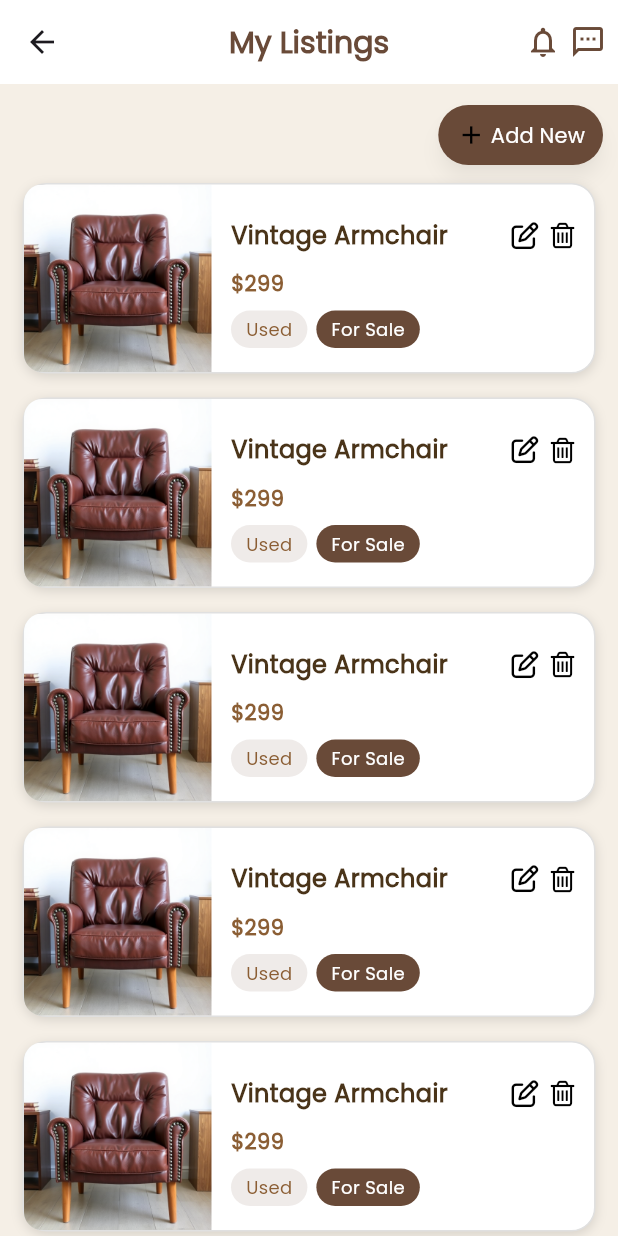
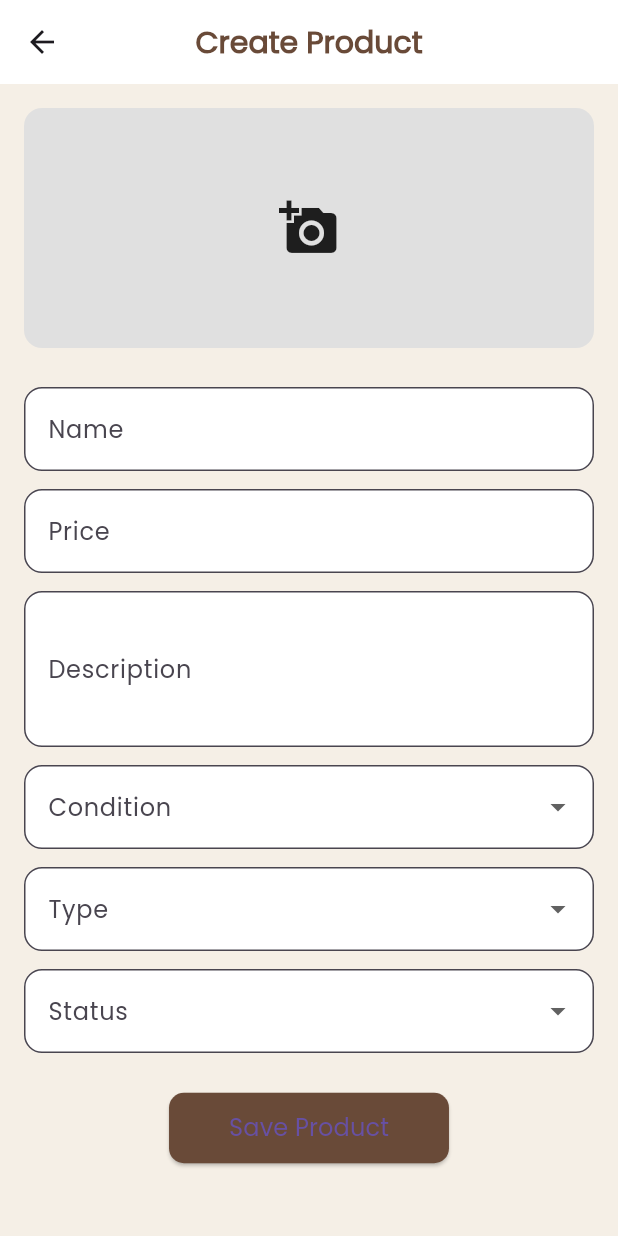
Before and after one commit to SALAMAJr/graduation-project, a Flutter app: the ListingsScreen screen opened directly, after a tap on "Add New", on a phone screen of 412 x 824 dp. Run offline on Flutter 3.47's test engine with Material 3 defaults, Android fonts, the phone set to English and light mode, and no system bars; our stand-ins replace bloc, carousel_slider, dartz, dio, dotted_border, emoji_picker_flutter and 11 more; accounts and stored records are empty.

```diff
--- a/lib/core/network/socket_service.dart
+++ b/lib/core/network/socket_service.dart
@@ -6,7 +6,7 @@ abstract class SocketService {
   void getChatList(Function(List<Map<String, dynamic>>) onData);
 
   /// إرسال رسالة لغرفة معينة
-  void sendMessage(Map<String, dynamic> message);
+  void sendMessage({required String receiverId, required String content});
 
   /// الاستماع للرسائل الجديدة
   void onMessage(Function(Map<String, dynamic>) callback);
--- /dev/null
+++ b/lib/data/models/createproduct/product_data.dart
@@ -0,0 +1,13 @@
+import 'product_item.dart';
+
+class ProductData {
+  final ProductItem product;
+
+  ProductData({required this.product});
+
+  factory ProductData.fromJson(Map<String, dynamic> json) {
+    return ProductData(
+      product: ProductItem.fromJson(json['product']),
+    );
+  }
+}
--- /dev/null
+++ b/lib/data/models/createproduct/product_entity.dart
@@ -0,0 +1,23 @@
+import 'dart:io';
+
+class ProductEntity {
+  final String name;
+  final double price;
+  final File imageFile;
+  final String description;
+  final String? imageUrl;
+  final String condition; // used / likeNew
+  final String type; // buy / repair / swap
+  final String status; // active / on_hold / sold
+
+  const ProductEntity({
+    required this.name,
+    required this.price,
+    required this.imageFile,
+    required this.description,
+    this.imageUrl,
+    required this.condition,
+    required this.type,
+    required this.status,
+  });
+}
--- /dev/null
+++ b/lib/data/models/createproduct/product_item.dart
@@ -0,0 +1,37 @@
+class ProductItem {
+  final String id;
+  final String name;
+  final double price;
+  final String description;
+  final String imageUrl;
+  final String condition;
+  final String type;
+  final String status;
+  final String userId;
+
+  ProductItem({
+    required this.id,
+    required this.name,
+    required this.price,
+    required this.description,
+    required this.imageUrl,
+    required this.condition,
+    required this.type,
+    required this.status,
+    required this.userId,
+  });
+
+  factory ProductItem.fromJson(Map<String, dynamic> json) {
+    return ProductItem(
+      id: json['id'] ?? '',
+      name: json['name'] ?? '',
+      price: (json['price'] ?? 0).toDouble(),
+      description: json['description'] ?? '',
+      imageUrl: json['imageUrl'] ?? '',
+      condition: json['condition'] ?? '',
+      type: json['type'] ?? '',
+      status: json['status'] ?? '',
+      userId: json['user']?['id'] ?? '',
+    );
+  }
+}
--- /dev/null
+++ b/lib/data/models/createproduct/product_model.dart
@@ -0,0 +1,15 @@
+import 'package:furniswap/data/models/createproduct/product_entity.dart';
+
+class ProductModel {
+  static Map<String, dynamic> fromEntity(ProductEntity entity) {
+    return {
+      "name": entity.name,
+      "price": entity.price.toInt().toString(),
+      "imageUrl": entity.imageUrl ?? "",
+      "description": entity.description,
+      "condition": entity.condition,
+      "type": entity.type,
+      "status": entity.status,
+    };
+  }
+}
--- a/lib/data/models/socketModel/chat_message_model.dart
+++ b/lib/data/models/socketModel/chat_message_model.dart
@@ -1,10 +1,12 @@
 class ChatMessageModel {
   final String sender;
+  final String receiverId; // 🆕 ده اللي ضفناه
   final String message;
   final String time;
 
   ChatMessageModel({
     required this.sender,
+    required this.receiverId, // 🆕
     required this.message,
     required this.time,
   });
@@ -12,6 +14,7 @@ class ChatMessageModel {
   factory ChatMessageModel.fromJson(Map<String, dynamic> json) {
     return ChatMessageModel(
       sender: json['sender'] ?? '',
+      receiverId: json['receiverId'] ?? '', // 🆕
       message: json['message'] ?? '',
       time: json['time'] ?? '',
     );
@@ -20,6 +23,7 @@ class ChatMessageModel {
   Map<String, dynamic> toJson() {
     return {
       'sender': sender,
+      'receiverId': receiverId, // 🆕
       'message': message,
       'time': time,
     };
--- a/lib/data/repository/chating/chat_repo_impl.dart
+++ b/lib/data/repository/chating/chat_repo_impl.dart
@@ -31,7 +31,10 @@ class ChatRepoImpl implements ChatRepo {
   @override
   Future<Either<Failure, Unit>> sendMessage(ChatMessageModel message) async {
     try {
-      socketService.sendMessage(message.toJson());
+      socketService.sendMessage(
+        receiverId: message.receiverId,
+        content: message.message,
+      );
       return right(unit);
     } catch (e) {
       return left(ServerFailure(message: "Failed to send message"));
--- /dev/null
+++ b/lib/data/repository/createproducts/ProductRepoImpl.dart
@@ -0,0 +1,58 @@
+import 'package:dartz/dartz.dart';
+import 'package:furniswap/core/errors/failures.dart';
+import 'package:furniswap/data/api_services/api_sevice.dart';
+import 'package:furniswap/data/models/createproduct/product_entity.dart';
+import 'package:furniswap/data/models/createproduct/product_item.dart';
+import 'package:furniswap/data/models/createproduct/product_model.dart';
+import 'package:hive/hive.dart';
+import 'product_repo.dart';
+import 'package:dio/dio.dart';
+
+class ProductRepoImpl implements ProductRepo {
+  final ApiService apiService;
+
+  ProductRepoImpl(this.apiService);
+
+  @override
+  Future<Either<Failure, ProductItem>> createProduct(
+      ProductEntity product) async {
+    try {
+      final data = ProductModel.fromEntity(product);
+      print("📦 Data to be sent:");
+      data.forEach((key, value) => print("👉 $key: $value"));
+
+      print("📁 Image file path: ${product.imageFile.path}");
+
+      final token = await Hive.box('authBox').get('auth_token');
+      print("🪪 Token: $token");
+
+      final response = await apiService.postMultipart(
+        endPoint: '/product/create',
+        data: data,
+        file: product.imageFile,
+        headers: {'Authorization': 'Bearer $token'},
+      );
+
+      print("✅ API Response: $response");
+
+      final productItem = ProductItem.fromJson(response['data']['product']);
+      print("🎯 Product created: ${productItem.name} (${productItem.id})");
+
+      return Right(productItem);
+    } catch (e) {
+      if (e is DioException) {
+        print("❌ DioException caught:");
+        print("📡 Status Code: ${e.response?.statusCode}");
+        print("📨 Response Body: ${e.response?.data}");
+        print("📃 Error Message: ${e.message}");
+
+        return Left(ServerFailure(
+          message: e.response?.data.toString() ?? "Unknown Dio error",
+        ));
+      }
+
+      print("❌ Unknown Error: $e");
+      return Left(ServerFailure(message: e.toString()));
+    }
+  }
+}
--- /dev/null
+++ b/lib/data/repository/createproducts/product_repo.dart
@@ -0,0 +1,8 @@
+import 'package:dartz/dartz.dart';
+import 'package:furniswap/core/errors/failures.dart';
+import 'package:furniswap/data/models/createproduct/product_entity.dart';
+import 'package:furniswap/data/models/createproduct/product_item.dart';
+
+abstract class ProductRepo {
+  Future<Either<Failure, ProductItem>> createProduct(ProductEntity product);
+}
--- a/lib/main.dart
+++ b/lib/main.dart
@@ -2,7 +2,9 @@ import 'package:flutter/material.dart';
 import 'package:flutter_bloc/flutter_bloc.dart';
 import 'package:firebase_core/firebase_core.dart';
 import 'package:firebase_messaging/firebase_messaging.dart';
-import 'package:hive_flutter/hive_flutter.dart'; // ✅ استيراد Hive Flutter
+import 'package:furniswap/data/repository/createproducts/product_repo.dart';
+import 'package:furniswap/presentation/manager/cubit/product_cubit.dart';
+import 'package:hive_flutter/hive_flutter.dart';
 
 import 'package:furniswap/core/injection/setup_dependencies.dart';
 import 'package:furniswap/data/repository/auth_repo.dart';
@@ -11,7 +13,6 @@ import 'package:furniswap/presentation/manager/cubit/login_cubit.dart';
 import 'package:furniswap/presentation/manager/signup/sign_up_cubit.dart';
 import 'package:furniswap/presentation/screens/splash_screen.dart';
 
-/// ✅ handler بيشتغل لما يجيلك إشعار والتطبيق مقفول
 Future<void> _firebaseMessagingBackgroundHandler(RemoteMessage message) async {
   await Firebase.initializeApp();
   print('💤 Background Message: ${message.messageId}');
@@ -20,39 +21,35 @@ Future<void> _firebaseMessagingBackgroundHandler(RemoteMessage message) async {
 Future<void> main() async {
   WidgetsFlutterBinding.ensureInitialized();
 
-  // ✅ تهيئة Firebase
   await Firebase.initializeApp();
+  await Hive.initFlutter();
+  await Hive.openBox('authBox');
 
-  // ✅ تهيئة Hive وفتح الـ Box
-  await Hive.initFlutter(); // مهم جدًا
-  await Hive.openBox('authBox'); // افتح البوكس اللي هنستخدمه
-
-  // ✅ تهيئة Dependencies
   setupDependencies();
 
-  // ✅ تسجيل الـ background handler
   FirebaseMessaging.onBackgroundMessage(_firebaseMessagingBackgroundHandler);
 
-  // ✅ طباعة الـ FCM Token
   final fcmToken = await FirebaseMessaging.instance.getToken();
   print('✅ FCM Token: $fcmToken');
 
-  // ✅ استقبال الرسائل في foreground
   FirebaseMessaging.onMessageOpenedApp.listen((RemoteMessage message) {
     print("🚀 App opened from Notification: ${message.notification?.title}");
   });
 
   runApp(MyApp(
     authRepo: getIt<AuthRepo>(),
+    productRepo: getIt<ProductRepo>(),
   ));
 }
 
 class MyApp extends StatelessWidget {
   final AuthRepo authRepo;
+  final ProductRepo productRepo;
 
   const MyApp({
     super.key,
     required this.authRepo,
+    required this.productRepo,
   });
 
   @override
@@ -65,6 +62,9 @@ class MyApp extends StatelessWidget {
             getIt<AuthRepo>(),
             getIt<ChatRepo>(),
           ),
+        ),
+        BlocProvider(
+          create: (_) => ProductCubit(productRepo),
         ),
       ],
       child: MaterialApp(
--- /dev/null
+++ b/lib/presentation/manager/cubit/product_cubit.dart
@@ -0,0 +1,25 @@
+import 'package:flutter_bloc/flutter_bloc.dart';
+import 'package:furniswap/core/errors/failures.dart';
+import 'package:furniswap/data/models/createproduct/product_entity.dart';
+import 'package:furniswap/data/repository/createproducts/product_repo.dart';
+
+part 'product_state.dart';
+
+class ProductCubit extends Cubit<ProductState> {
+  final ProductRepo repo;
+
+  ProductCubit(this.repo) : super(ProductInitial());
+
+  Future<void> createProduct(ProductEntity entity) async {
+    emit(ProductLoading());
+
+    final result = await repo.createProduct(entity);
+
+    result.fold(
+      (failure) => emit(ProductFailure(
+        failure is ServerFailure ? failure.message : 'Unknown error',
+      )),
+      (_) => emit(ProductSuccess()),
+    );
+  }
+}
--- /dev/null
+++ b/lib/presentation/manager/cubit/product_state.dart
@@ -0,0 +1,15 @@
+part of 'product_cubit.dart';
+
+abstract class ProductState {}
+
+class ProductInitial extends ProductState {}
+
+class ProductLoading extends ProductState {}
+
+class ProductSuccess extends ProductState {}
+
+class ProductFailure extends ProductState {
+  final String message;
+
+  ProductFailure(this.message);
+}
--- /dev/null
+++ b/lib/presentation/screens/CreateProductScreen.dart
@@ -0,0 +1,212 @@
+import 'dart:io';
+import 'package:flutter/material.dart';
+import 'package:flutter_bloc/flutter_bloc.dart';
+import 'package:image_picker/image_picker.dart';
+import 'package:furniswap/presentation/manager/cubit/product_cubit.dart';
+import 'package:furniswap/data/models/createproduct/product_entity.dart';
+
+class CreateProductScreen extends StatefulWidget {
+  const CreateProductScreen({super.key});
+
+  @override
+  State<CreateProductScreen> createState() => _CreateProductScreenState();
+}
+
+class _CreateProductScreenState extends State<CreateProductScreen> {
+  final _formKey = GlobalKey<FormState>();
+  final _nameController = TextEditingController();
+  final _priceController = TextEditingController();
+  final _descriptionController = TextEditingController();
+
+  final _conditionOptions = ['used', 'likeNew'];
+  final _typeOptions = ['buy', 'repair', 'swap']; // ✅ أنواع صحيحة
+  final _statusOptions = ['active', 'on_hold', 'sold'];
+
+  String? _selectedCondition;
+  String? _selectedType;
+  String? _selectedStatus;
+  File? _selectedImage;
+  bool _isPicking = false;
+
+  Future<void> pickImage() async {
+    if (_isPicking) return;
+    _isPicking = true;
+    try {
+      final picked = await ImagePicker().pickImage(source: ImageSource.gallery);
+      if (picked != null) {
+        setState(() {
+          _selectedImage = File(picked.path);
+        });
+      }
+    } catch (e) {
+      print("Image Picker Error: $e");
+    } finally {
+      _isPicking = false;
+    }
+  }
+
+  void _submitProduct(BuildContext context) {
+    if (!_formKey.currentState!.validate() ||
+        _selectedCondition == null ||
+        _selectedType == null ||
+        _selectedStatus == null ||
+        _selectedImage == null) {
+      ScaffoldMessenger.of(context).showSnackBar(
+        const SnackBar(content: Text("من فضلك املا كل البيانات واختر صورة")),
+      );
+      return;
+    }
+
+    final product = ProductEntity(
+      name: _nameController.text.trim(),
+      price: double.parse(_priceController.text.trim()),
+      description: _descriptionController.text.trim(),
+      imageFile: _selectedImage!, // ✅ مهمة
+      condition: _selectedCondition!,
+      type: _selectedType!,
+      status: _selectedStatus!,
+      imageUrl: null, // ✅ مش مطلوب وقت الإنشاء
+    );
+
+    context.read<ProductCubit>().createProduct(product);
+  }
+
+  @override
+  Widget build(BuildContext context) {
+    return BlocConsumer<ProductCubit, ProductState>(
+      listener: (context, state) {
+        if (state is ProductSuccess) {
+          ScaffoldMessenger.of(context).showSnackBar(
+            const SnackBar(content: Text("✅ تم إنشاء المنتج بنجاح")),
+          );
+          Navigator.pop(context);
+        } else if (state is ProductFailure) {
+          ScaffoldMessenger.of(context).showSnackBar(
+            SnackBar(content: Text("❌ فشل: ${state.message}")),
+          );
+        }
+      },
+      builder: (context, state) {
+        return Scaffold(
+          backgroundColor: const Color(0xffF5EFE6),
+          appBar: AppBar(
+            backgroundColor: Colors.white,
+            centerTitle: true,
+            title: const Text(
+              "Create Product",
+              style: TextStyle(
+                  color: Color(0xff694A38),
+                  fontSize: 20,
+                  fontWeight: FontWeight.bold),
+            ),
+          ),
+          body: SingleChildScrollView(
+            padding: const EdgeInsets.all(16),
+            child: Form(
+              key: _formKey,
+              child: Column(
+                children: [
+                  GestureDetector(
+                    onTap: pickImage,
+                    child: Container(
+                      height: 160,
+                      width: double.infinity,
+                      decoration: BoxDecoration(
+                        color: Colors.grey.shade300,
+                        borderRadius: BorderRadius.circular(12),
+                        image: _selectedImage != null
+                            ? DecorationImage(
+                                image: FileImage(_selectedImage!),
+                                fit: BoxFit.cover)
+                            : null,
+                      ),
+                      child: _selectedImage == null
+                          ? const Center(
+                              child: Icon(Icons.add_a_photo, size: 40))
+                          : null,
+                    ),
+                  ),
+                  const SizedBox(height: 20),
+                  _buildInput("Name", _nameController),
+                  _buildInput("Price", _priceController,
+                      inputType: TextInputType.number),
+                  _buildInput("Description", _descriptionController,
+                      maxLines: 3),
+                  _buildDropdown(
+                      "Condition",
+                      _conditionOptions,
+                      _selectedCondition,
+                      (val) => setState(() => _selectedCondition = val)),
+                  _buildDropdown("Type", _typeOptions, _selectedType,
+                      (val) => setState(() => _selectedType = val)),
+                  _buildDropdown("Status", _statusOptions, _selectedStatus,
+                      (val) => setState(() => _selectedStatus = val)),
+                  const SizedBox(height: 20),
+                  ElevatedButton(
+                    onPressed: state is ProductLoading
+                        ? null
+                        : () => _submitProduct(context),
+                    style: ElevatedButton.styleFrom(
+                        backgroundColor: const Color(0xff694A38),
+                        padding: const EdgeInsets.symmetric(
+                            horizontal: 40, vertical: 12),
+                        shape: RoundedRectangleBorder(
+                            borderRadius: BorderRadius.circular(10))),
+                    child: state is ProductLoading
+                        ? const CircularProgressIndicator(color: Colors.white)
+                        : const Text("Save Product",
+                            style: TextStyle(fontSize: 16)),
+                  )
+                ],
+              ),
+            ),
+          ),
+        );
+      },
+    );
+  }
+
+  Widget _buildInput(String label, TextEditingController controller,
+      {TextInputType inputType = TextInputType.text, int maxLines = 1}) {
+    return Padding(
+      padding: const EdgeInsets.symmetric(vertical: 6),
+      child: TextFormField(
+        controller: controller,
+        keyboardType: inputType,
+        maxLines: maxLines,
+        decoration: InputDecoration(
+          labelText: label,
+          filled: true,
+          fillColor: Colors.white,
+          border: OutlineInputBorder(borderRadius: BorderRadius.circular(12)),
+        ),
+        validator: (value) =>
+            value == null || value.isEmpty ? "Required" : null,
+      ),
+    );
+  }
+
+  Widget _buildDropdown(String label, List<String> items, String? value,
+      Function(String?) onChanged) {
+    return Padding(
+      padding: const EdgeInsets.symmetric(vertical: 6),
+      child: DropdownButtonFormField<String>(
+        value: value,
+        items: items
+            .map((item) => DropdownMenuItem(
+                  value: item,
+                  child: Text(item[0].toUpperCase() + item.substring(1)),
+                ))
+            .toList(),
+        onChanged: onChanged,
+        decoration: InputDecoration(
+          labelText: label,
+          filled: true,
+          fillColor: Colors.white,
+          border: OutlineInputBorder(borderRadius: BorderRadius.circular(12)),
+        ),
+        validator: (val) => val == null ? "Required" : null,
+      ),
+    );
+  }
+}
--- a/lib/presentation/screens/listings_screen.dart
+++ b/lib/presentation/screens/listings_screen.dart
@@ -1,5 +1,6 @@
 import 'package:flutter/material.dart';
 import 'package:furniswap/icons/icons.dart';
+import 'package:furniswap/presentation/screens/CreateProductScreen.dart';
 import 'package:furniswap/presentation/screens/messages_list_screen.dart';
 import 'package:furniswap/presentation/screens/notifications_screen.dart';
 import 'package:furniswap/presentation/screens/update_product_screen.dart';
@@ -13,8 +14,10 @@ class ListingsScreen extends StatelessWidget {
       borderRadius: BorderRadius.circular(12),
       child: InkWell(
         onTap: () {
-          Navigator.push(context,
-              MaterialPageRoute(builder: (context) => UpdateProductScreen()));
+          Navigator.push(
+            context,
+            MaterialPageRoute(builder: (context) => UpdateProductScreen()),
+          );
         },
         borderRadius: BorderRadius.circular(12),
         splashColor: Colors.brown.withOpacity(0.1),
@@ -43,11 +46,12 @@ class ListingsScreen extends StatelessWidget {
                 child: SizedBox(
                   height: 125,
                   width: 125,
-                    child: Image(
-                      image: AssetImage("assets/images/Vintage_Armchair2.png"),
+                  child: Image.asset(
+                    "assets/images/Vintage_Armchair2.png",
                     fit: BoxFit.cover,
                   ),
-                  )),
+                ),
+              ),
               SizedBox(width: 5),
               Expanded(
                 child: Padding(
@@ -159,8 +163,8 @@ class ListingsScreen extends StatelessWidget {
             onPressed: () {
               Navigator.push(
                 context,
-                  MaterialPageRoute(
-                      builder: (context) => NotificationsScreen()));
+                MaterialPageRoute(builder: (context) => NotificationsScreen()),
+              );
             },
             style: TextButton.styleFrom(
               padding: EdgeInsets.symmetric(horizontal: 3),
@@ -173,8 +177,8 @@ class ListingsScreen extends StatelessWidget {
             onPressed: () {
               Navigator.push(
                 context,
-                  MaterialPageRoute(
-                      builder: (context) => MessagesListScreen()));
+                MaterialPageRoute(builder: (context) => MessagesListScreen()),
+              );
             },
             style: TextButton.styleFrom(
               padding: EdgeInsets.only(left: 3, right: 8),
@@ -191,31 +195,31 @@ class ListingsScreen extends StatelessWidget {
             crossAxisAlignment: CrossAxisAlignment.end,
             children: [
               ElevatedButton(
-                  onPressed: () {},
+                onPressed: () {
+                  Navigator.push(
+                    context,
+                    MaterialPageRoute(
+                        builder: (context) => CreateProductScreen()),
+                  );
+                },
                 style: ElevatedButton.styleFrom(
                   padding: EdgeInsets.symmetric(horizontal: 12),
                   elevation: 5,
                   backgroundColor: Color(0xff694A38),
                   shadowColor: Colors.black26,
                   shape: RoundedRectangleBorder(
-                          borderRadius: BorderRadius.circular(90))),
+                    borderRadius: BorderRadius.circular(90),
+                  ),
+                ),
                 child: Row(
                   mainAxisSize: MainAxisSize.min,
                   children: [
-                      Icon(
-                        Icons.add,
-                        color: Colors.black,
-                        size: 20,
+                    Icon(Icons.add, color: Colors.black, size: 20),
+                    SizedBox(width: 3),
+                    Text("Add New", style: TextStyle(color: Colors.white)),
+                  ],
                 ),
-                      SizedBox(
-                        width: 3,
               ),
-                      Text(
-                        "Add New",
-                        style: TextStyle(color: Colors.white),
-                      ),
-                    ],
-                  )),
               SizedBox(
                 child: ListView.builder(
                   shrinkWrap: true,
--- a/pubspec.yaml
+++ b/pubspec.yaml
@@ -45,6 +45,7 @@ dependencies:
   get_it: ^8.0.3
   hive: ^2.2.3
   hive_flutter: ^1.1.0
+  http_parser: ^4.1.2
   image_picker: ^1.1.2
   permission_handler: ^11.0.1
   socket_io_client: ^3.1.2
```
Also changed, not shown: lib/core/injection/setup_dependencies.dart (+13 -7 lines), lib/data/api_services/api_sevice.dart (+47 -0 lines), lib/data/models/createproduct/product_response_model.dart (added, +21 -0 lines), lib/data/socket/socket_service_impl.dart (+5 -6 lines), pubspec.lock, 12 other files. Lines whose indentation alone changed are shown as unchanged.
